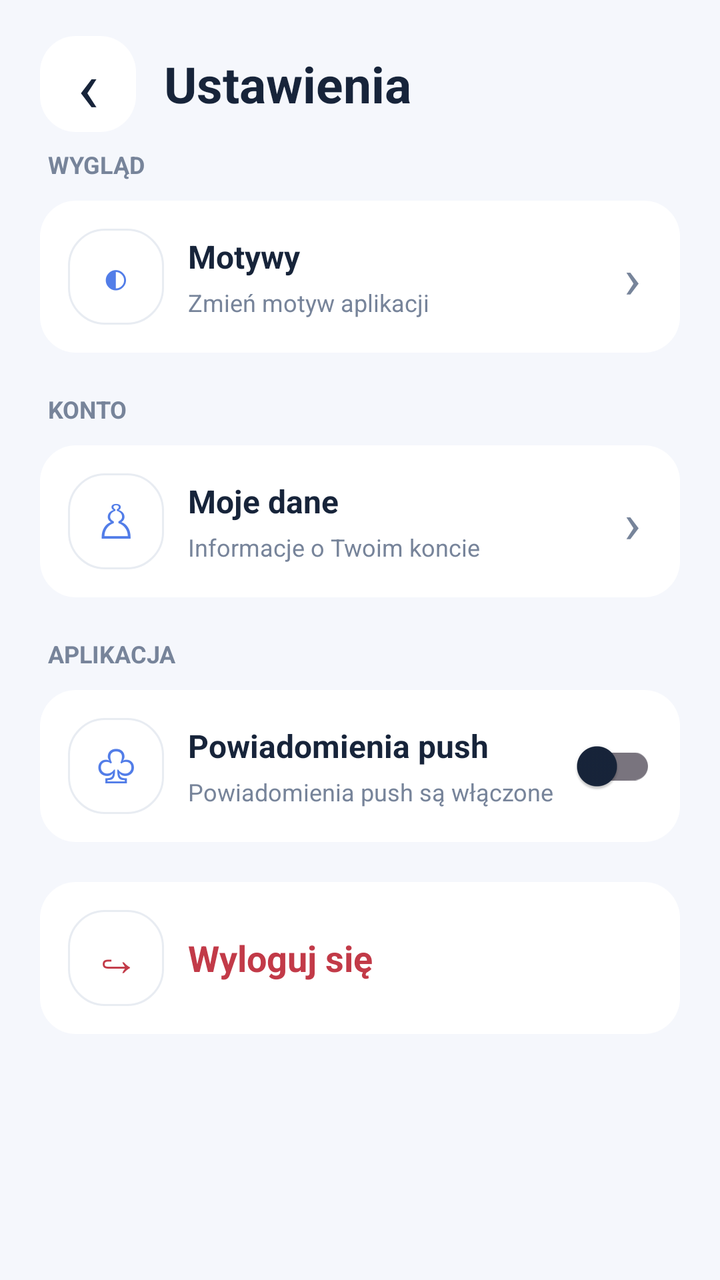
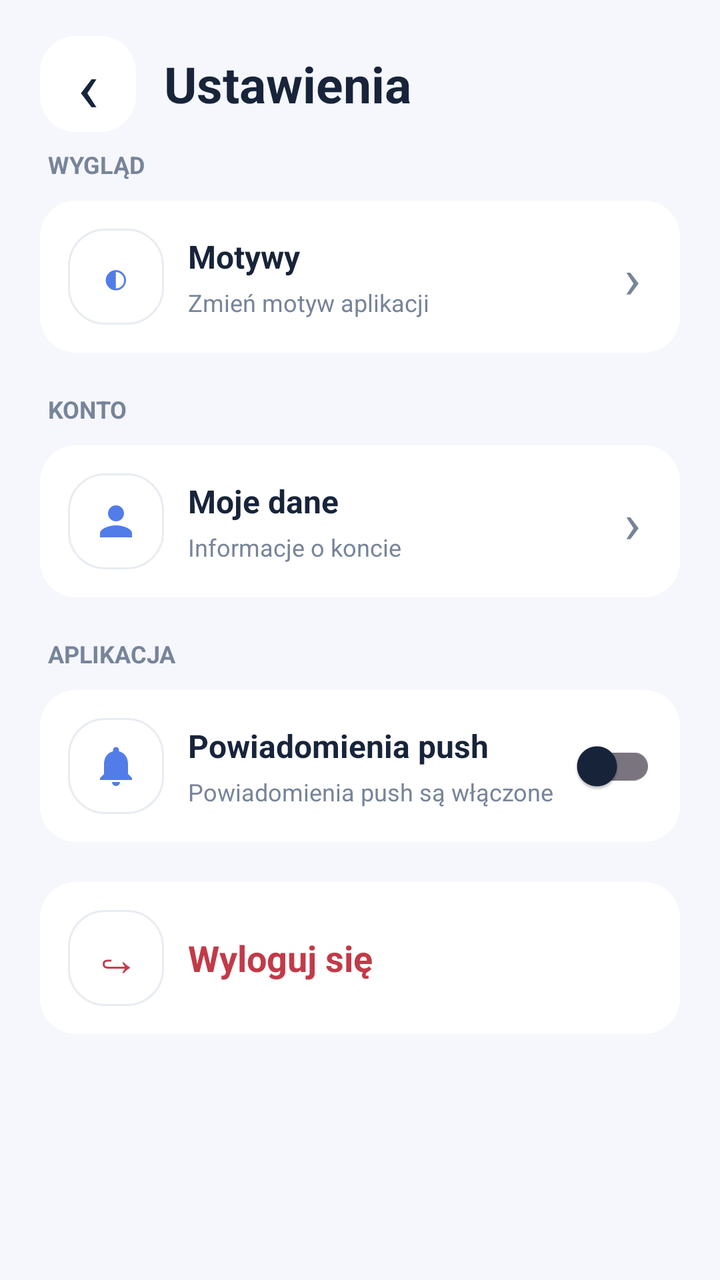

An Android layout rendered at two revisions. The XML below is the earlier revision; the diff shows what the commit changed to produce the second picture.
<!-- AndroidManifest.xml: application theme Theme.Bank3 -->
<!-- res/layout/activity_settings.xml -->
<?xml version="1.0" encoding="utf-8"?>
<ScrollView xmlns:android="http://schemas.android.com/apk/res/android"
    android:id="@+id/settingsScroll"
    android:layout_width="match_parent"
    android:layout_height="match_parent"
    android:background="@color/theme_background"
    android:clipToPadding="false"
    android:fillViewport="true"
    android:paddingStart="20dp"
    android:paddingTop="18dp"
    android:paddingEnd="20dp"
    android:paddingBottom="20dp"
    android:scrollbars="none">

    <LinearLayout
        android:id="@+id/settingsRoot"
        android:layout_width="match_parent"
        android:layout_height="wrap_content"
        android:orientation="vertical">

        <LinearLayout
            android:layout_width="match_parent"
            android:layout_height="wrap_content"
            android:gravity="center_vertical"
            android:orientation="horizontal">

            <TextView
                android:id="@+id/btnBackSettings"
                android:layout_width="48dp"
                android:layout_height="48dp"
                android:background="@drawable/bg_nav_inactive"
                android:contentDescription="Wróć"
                android:gravity="center"
                android:text="‹"
                android:textColor="@color/theme_text"
                android:textSize="36sp" />

            <TextView
                android:id="@+id/txtSettingsTitle"
                android:layout_width="0dp"
                android:layout_height="wrap_content"
                android:layout_marginStart="14dp"
                android:layout_weight="1"
                android:text="Ustawienia"
                android:textColor="@color/theme_text"
                android:textSize="25sp"
                android:textStyle="bold" />
        </LinearLayout>

        <TextView
            android:id="@+id/sectionAppearance"
            android:layout_width="match_parent"
            android:layout_height="wrap_content"
            android:paddingStart="4dp"
            android:paddingTop="8dp"
            android:paddingBottom="10dp"
            android:text="WYGLĄD"
            android:textColor="@color/theme_text_secondary"
            android:textSize="12sp"
            android:textStyle="bold" />

        <LinearLayout
            android:id="@+id/settingThemes"
            android:layout_width="match_parent"
            android:layout_height="wrap_content"
            android:layout_marginBottom="12dp"
            android:background="@drawable/bg_nav_inactive"
            android:clickable="true"
            android:focusable="true"
            android:gravity="center_vertical"
            android:orientation="horizontal"
            android:paddingStart="14dp"
            android:paddingTop="14dp"
            android:paddingEnd="12dp"
            android:paddingBottom="14dp">

            <TextView
                android:id="@+id/iconThemes"
                android:layout_width="48dp"
                android:layout_height="48dp"
                android:background="@drawable/bg_quick_action"
                android:gravity="center"
                android:text="◐"
                android:textColor="@color/theme_accent"
                android:textSize="23sp" />

            <LinearLayout
                android:layout_width="0dp"
                android:layout_height="wrap_content"
                android:layout_marginStart="12dp"
                android:layout_weight="1"
                android:orientation="vertical">

                <TextView
                    android:id="@+id/titleThemes"
                    android:layout_width="match_parent"
                    android:layout_height="wrap_content"
                    android:text="Motywy"
                    android:textColor="@color/theme_text"
                    android:textSize="16sp"
                    android:textStyle="bold" />

                <TextView
                    android:id="@+id/descriptionThemes"
                    android:layout_width="match_parent"
                    android:layout_height="wrap_content"
                    android:paddingTop="4dp"
                    android:text="Zmień motyw aplikacji"
                    android:textColor="@color/theme_text_secondary"
                    android:textSize="12sp" />
            </LinearLayout>

            <TextView
                android:layout_width="24dp"
                android:layout_height="wrap_content"
                android:gravity="center"
                android:text="›"
                android:textColor="@color/theme_text_secondary"
                android:textSize="28sp" />
        </LinearLayout>

        <TextView
            android:id="@+id/sectionAccount"
            android:layout_width="match_parent"
            android:layout_height="wrap_content"
            android:paddingStart="4dp"
            android:paddingTop="8dp"
            android:paddingBottom="10dp"
            android:text="KONTO"
            android:textColor="@color/theme_text_secondary"
            android:textSize="12sp"
            android:textStyle="bold" />

        <LinearLayout
            android:id="@+id/settingProfile"
            android:layout_width="match_parent"
            android:layout_height="wrap_content"
            android:layout_marginBottom="12dp"
            android:background="@drawable/bg_nav_inactive"
            android:clickable="true"
            android:focusable="true"
            android:gravity="center_vertical"
            android:orientation="horizontal"
            android:paddingStart="14dp"
            android:paddingTop="14dp"
            android:paddingEnd="12dp"
            android:paddingBottom="14dp">

            <TextView
                android:id="@+id/iconProfile"
                android:layout_width="48dp"
                android:layout_height="48dp"
                android:background="@drawable/bg_quick_action"
                android:gravity="center"
                android:text="♙"
                android:textColor="@color/theme_accent"
                android:textSize="23sp" />

            <LinearLayout
                android:layout_width="0dp"
                android:layout_height="wrap_content"
                android:layout_marginStart="12dp"
                android:layout_weight="1"
                android:orientation="vertical">

                <TextView
                    android:id="@+id/titleProfile"
                    android:layout_width="match_parent"
                    android:layout_height="wrap_content"
                    android:text="Moje dane"
                    android:textColor="@color/theme_text"
                    android:textSize="16sp"
                    android:textStyle="bold" />

                <TextView
                    android:id="@+id/descriptionProfile"
                    android:layout_width="match_parent"
                    android:layout_height="wrap_content"
                    android:paddingTop="4dp"
                    android:text="Informacje o Twoim koncie"
                    android:textColor="@color/theme_text_secondary"
                    android:textSize="12sp" />
            </LinearLayout>

            <TextView
                android:layout_width="24dp"
                android:layout_height="wrap_content"
                android:gravity="center"
                android:text="›"
                android:textColor="@color/theme_text_secondary"
                android:textSize="28sp" />
        </LinearLayout>



        <TextView
            android:id="@+id/sectionApp"
            android:layout_width="match_parent"
            android:layout_height="wrap_content"
            android:paddingStart="4dp"
            android:paddingTop="8dp"
            android:paddingBottom="10dp"
            android:text="APLIKACJA"
            android:textColor="@color/theme_text_secondary"
            android:textSize="12sp"
            android:textStyle="bold" />

        <LinearLayout
            android:id="@+id/settingNotifications"
            android:layout_width="match_parent"
            android:layout_height="wrap_content"
            android:layout_marginBottom="12dp"
            android:background="@drawable/bg_nav_inactive"
            android:clickable="true"
            android:focusable="true"
            android:gravity="center_vertical"
            android:orientation="horizontal"
            android:paddingStart="14dp"
            android:paddingTop="14dp"
            android:paddingEnd="12dp"
            android:paddingBottom="14dp">

            <TextView
                android:id="@+id/iconNotifications"
                android:layout_width="48dp"
                android:layout_height="48dp"
                android:background="@drawable/bg_quick_action"
                android:gravity="center"
                android:text="♧"
                android:textColor="@color/theme_accent"
                android:textSize="23sp" />

            <LinearLayout
                android:layout_width="0dp"
                android:layout_height="wrap_content"
                android:layout_marginStart="12dp"
                android:layout_weight="1"
                android:orientation="vertical">

                <TextView
                    android:id="@+id/titleNotifications"
                    android:layout_width="match_parent"
                    android:layout_height="wrap_content"
                    android:text="Powiadomienia push"
                    android:textColor="@color/theme_text"
                    android:textSize="16sp"
                    android:textStyle="bold" />

                <TextView
                    android:id="@+id/descriptionNotifications"
                    android:layout_width="match_parent"
                    android:layout_height="wrap_content"
                    android:paddingTop="4dp"
                    android:text="Powiadomienia push są włączone"
                    android:textColor="@color/theme_text_secondary"
                    android:textSize="12sp" />
            </LinearLayout>

            <androidx.appcompat.widget.SwitchCompat
                android:id="@+id/switchNotifications"
                android:layout_width="wrap_content"
                android:layout_height="wrap_content"
                android:clickable="false"
                android:focusable="false" />
        </LinearLayout>

        
        <LinearLayout
            android:id="@+id/settingLogout"
            android:layout_width="match_parent"
            android:layout_height="wrap_content"
            android:layout_marginTop="8dp"
            android:layout_marginBottom="12dp"
            android:background="@drawable/bg_nav_inactive"
            android:clickable="true"
            android:focusable="true"
            android:gravity="center_vertical"
            android:orientation="horizontal"
            android:paddingStart="14dp"
            android:paddingTop="14dp"
            android:paddingEnd="12dp"
            android:paddingBottom="14dp">

            <TextView
                android:id="@+id/iconLogout"
                android:layout_width="48dp"
                android:layout_height="48dp"
                android:background="@drawable/bg_quick_action"
                android:gravity="center"
                android:text="↪"
                android:textColor="@color/theme_transaction_negative"
                android:textSize="23sp" />

            <LinearLayout
                android:layout_width="0dp"
                android:layout_height="wrap_content"
                android:layout_marginStart="12dp"
                android:layout_weight="1"
                android:orientation="vertical">

                <TextView
                    android:id="@+id/titleLogout"
                    android:layout_width="match_parent"
                    android:layout_height="wrap_content"
                    android:text="Wyloguj się"
                    android:textColor="@color/theme_transaction_negative"
                    android:textSize="18sp"
                    android:textStyle="bold" />
            </LinearLayout>

        </LinearLayout>

    </LinearLayout>
</ScrollView>
<!-- resources referenced by this layout -->
<resources>
  <color name="theme_accent">#527DE8</color>
  <color name="theme_background">#F5F7FC</color>
  <color name="theme_text">#17243A</color>
  <color name="theme_text_secondary">#77849A</color>
  <color name="theme_transaction_negative">#C23A48</color>
  <!-- drawable bg_nav_inactive (drawable) -->
  <?xml version="1.0" encoding="utf-8"?>
  <shape xmlns:android="http://schemas.android.com/apk/res/android">
  
      <corners android:radius="18dp" />
  
      <solid android:color="@color/theme_surface" />
  
  </shape>
  <!-- drawable bg_quick_action (drawable) -->
  <?xml version="1.0" encoding="utf-8"?>
  <shape xmlns:android="http://schemas.android.com/apk/res/android">
  
      <corners android:radius="18dp" />
  
      <solid android:color="@color/theme_surface" />
  
      <stroke
          android:width="1dp"
          android:color="@color/theme_divider" />
  
  </shape>
  <style name="Theme.Bank3" parent="Base.Theme.Bank3" />
  <color name="theme_surface">#FFFFFF</color>
  <color name="theme_divider">#E8ECF2</color>
  <style name="Base.Theme.Bank3" parent="Theme.Material3.Light.NoActionBar">
  
          <item name="colorPrimary">@color/theme_primary</item>
          <item name="colorOnPrimary">@color/theme_on_primary</item>
  
          <item name="colorSecondary">@color/theme_accent</item>
          <item name="colorOnSecondary">@color/theme_on_primary</item>
  
          <item name="android:colorBackground">@color/theme_background</item>
          <item name="colorSurface">@color/theme_surface</item>
          <item name="colorOnSurface">@color/theme_text</item>
  
          <item name="android:statusBarColor">@color/theme_background</item>
          <item name="android:navigationBarColor">@color/theme_background</item>
  
          <item name="android:windowLightStatusBar">true</item>
          <item name="android:windowLightNavigationBar">true</item>
      </style>
  <color name="theme_primary">#2457C5</color>
  <color name="theme_on_primary">#FFFFFF</color>
</resources>

<!-- the commit's change to res/layout/activity_settings.xml (unified diff, before → after) -->
@@ -1,5 +1,6 @@
 <?xml version="1.0" encoding="utf-8"?>
 <ScrollView xmlns:android="http://schemas.android.com/apk/res/android"
+    xmlns:app="http://schemas.android.com/apk/res-auto"
     android:id="@+id/settingsScroll"
     android:layout_width="match_parent"
     android:layout_height="match_parent"
@@ -146,15 +147,15 @@
             android:paddingEnd="12dp"
             android:paddingBottom="14dp">
 
-            <TextView
+            <ImageView
                 android:id="@+id/iconProfile"
                 android:layout_width="48dp"
                 android:layout_height="48dp"
                 android:background="@drawable/bg_quick_action"
-                android:gravity="center"
-                android:text="♙"
-                android:textColor="@color/theme_accent"
-                android:textSize="23sp" />
+                android:contentDescription="Moje dane"
+                android:padding="12dp"
+                android:src="@drawable/ic_profile"
+                app:tint="@color/theme_accent" />
 
             <LinearLayout
                 android:layout_width="0dp"
@@ -177,7 +178,7 @@
                     android:layout_width="match_parent"
                     android:layout_height="wrap_content"
                     android:paddingTop="4dp"
-                    android:text="Informacje o Twoim koncie"
+                    android:text="Informacje o koncie"
                     android:textColor="@color/theme_text_secondary"
                     android:textSize="12sp" />
             </LinearLayout>
@@ -220,15 +221,15 @@
             android:paddingEnd="12dp"
             android:paddingBottom="14dp">
 
-            <TextView
+            <ImageView
                 android:id="@+id/iconNotifications"
                 android:layout_width="48dp"
                 android:layout_height="48dp"
                 android:background="@drawable/bg_quick_action"
-                android:gravity="center"
-                android:text="♧"
-                android:textColor="@color/theme_accent"
-                android:textSize="23sp" />
+                android:contentDescription="Powiadomienia"
+                android:padding="12dp"
+                android:src="@drawable/ic_notification"
+                app:tint="@color/theme_accent" />
 
             <LinearLayout
                 android:layout_width="0dp"
<!-- resource entries referenced after the edit -->
@@ -27,6 +27,26 @@
           android:color="@color/theme_divider" />
   
   </shape>
+  <!-- drawable ic_notification (drawable) -->
+  <vector xmlns:android="http://schemas.android.com/apk/res/android"
+      android:width="24dp"
+      android:height="24dp"
+      android:viewportWidth="24"
+      android:viewportHeight="24">
+      <path
+          android:fillColor="#FF2457C5"
+          android:pathData="M12,22c1.1,0 2,-0.9 2,-2h-4c0,1.1 0.9,2 2,2zM18,16v-5c0,-3.07 -1.63,-5.64 -4.5,-6.32V4c0,-0.83 -0.67,-1.5 -1.5,-1.5s-1.5,0.67 -1.5,1.5v0.68C7.64,5.36 6,7.92 6,11v5l-2,2v1h16v-1l-2,-2z"/>
+  </vector>
+  <!-- drawable ic_profile (drawable) -->
+  <vector xmlns:android="http://schemas.android.com/apk/res/android"
+      android:width="24dp"
+      android:height="24dp"
+      android:viewportWidth="24"
+      android:viewportHeight="24">
+      <path
+          android:fillColor="#FF2457C5"
+          android:pathData="M12,12c2.21,0 4,-1.79 4,-4s-1.79,-4 -4,-4 -4,1.79 -4,4 1.79,4 4,4zM12,14c-2.67,0 -8,1.34 -8,4v2h16v-2c0,-2.66 -5.33,-4 -8,-4z"/>
+  </vector>
   <style name="Theme.Bank3" parent="Base.Theme.Bank3" />
   <color name="theme_surface">#FFFFFF</color>
   <color name="theme_divider">#E8ECF2</color>
